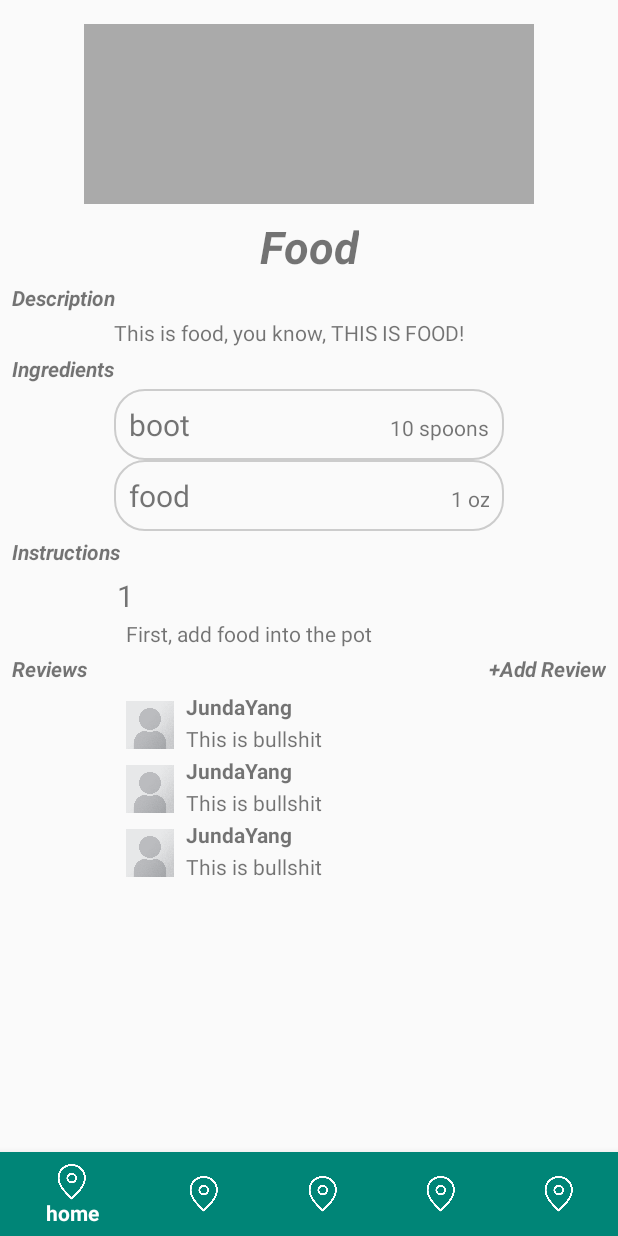
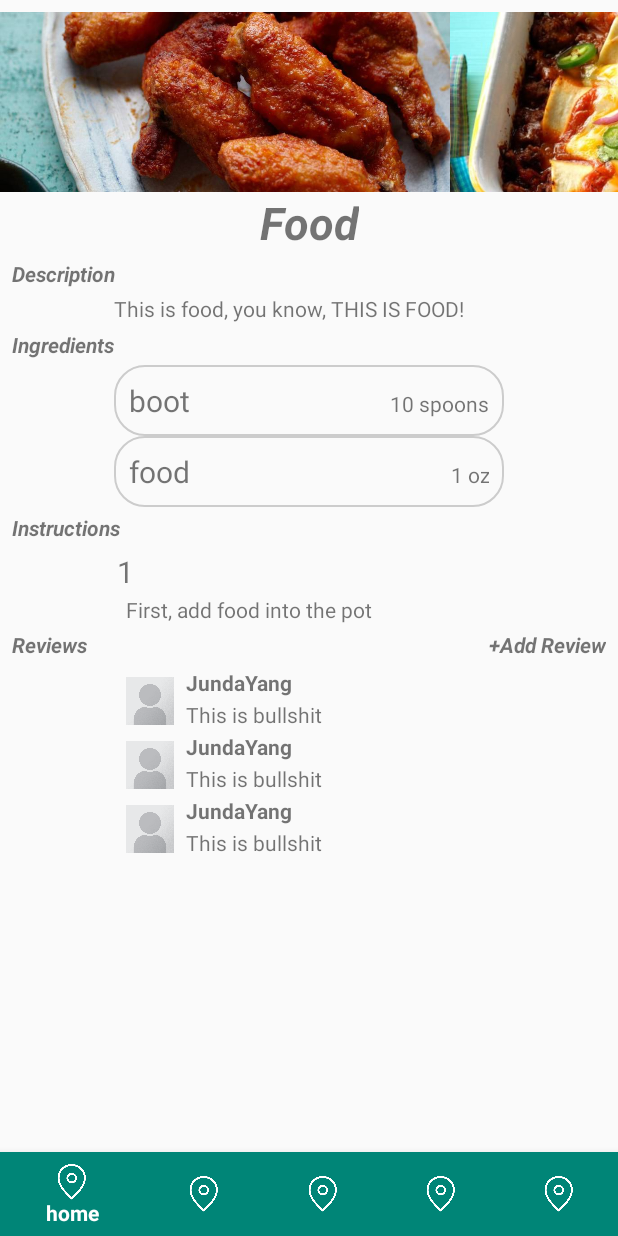
Before and after one commit to limu1928/RecipeHub, an Android app: the MainActivity screen opened directly, with no data from a screen before it, after a tap on an icon or button, on a phone screen of 412 x 824 dp. Run offline under Robolectric (Android 15) with nearby library versions, the phone set to English and light mode, and no system bars.

Commit message:
UI optimization

```diff
--- a/app/src/main/java/edu/neu/recipehub/MainActivity.java
+++ b/app/src/main/java/edu/neu/recipehub/MainActivity.java
@@ -1,11 +1,15 @@
 package edu.neu.recipehub;
 
 import android.content.Context;
+import android.hardware.Sensor;
+import android.hardware.SensorListener;
+import android.hardware.SensorManager;
 import android.support.annotation.NonNull;
 import android.support.design.widget.BottomNavigationView;
 import android.support.v4.app.Fragment;
 import android.support.v4.app.FragmentManager;
 import android.support.v4.app.FragmentTransaction;
+import android.support.v7.app.AlertDialog;
 import android.support.v7.app.AppCompatActivity;
 import android.os.Bundle;
 import android.view.MenuItem;
@@ -17,14 +21,16 @@ import edu.neu.recipehub.fragments.HomeFragment;
 import edu.neu.recipehub.fragments.UserCenterFragment;
 import edu.neu.recipehub.objects.User;
 import edu.neu.recipehub.users.UserEntry;
+import edu.neu.recipehub.utils.UIUtils;
 
 public class MainActivity extends AppCompatActivity
-    implements HomeFragment.OnFragmentInteractionListener,
-                UserCenterFragment.OnFragmentInteractionListener{
+    implements SensorListener,
+            HomeFragment.OnFragmentInteractionListener,
+            UserCenterFragment.OnFragmentInteractionListener{
 
 
     public static final String USER_NAME = "userName";
-
+    private static final float SHAKE_THRESHOLD = 1;
 
     private User mCurrentUser;
 
@@ -33,12 +39,20 @@ public class MainActivity extends AppCompatActivity
     private FragmentManager mFragmentManager;
     private BottomNavigationView mBottomNavigationView;
 
+    private SensorManager mSensorManager;
+    private float mXLocation;
+    private float mYLocation;
+    private float mZLocation;
+    private long mLastUpdate;
+
     @Override
     protected void onCreate(Bundle savedInstanceState) {
         super.onCreate(savedInstanceState);
         setContentView(R.layout.activity_main);
         getUser(getIntent().getStringExtra(UserEntry.USER_NAME));
         initializeBottomNavigationView();
+        mSensorManager = (SensorManager) getSystemService(SENSOR_SERVICE);
+        mSensorManager.registerListener(this,SensorManager.SENSOR_ACCELEROMETER);
     }
 
     private void initializeBottomNavigationView(){
@@ -69,8 +83,7 @@ public class MainActivity extends AppCompatActivity
                         mFragment = UserCenterFragment.newInstance(mCurrentUser);
                         break;
                 }
-                final FragmentTransaction transaction = mFragmentManager.beginTransaction();
-                transaction.replace(R.id.fragmentFrameLayout, mFragment).commit();
+                changeCurrentFragment(mFragment);
                 return true;
             }
         });
@@ -85,6 +98,12 @@ public class MainActivity extends AppCompatActivity
         mCurrentUser = new User(userName);
     }
 
+    private void showDialog(){
+        AlertDialog.Builder builder = new AlertDialog.Builder(this);
+        builder.setMessage("It is a dialog");
+        builder.show();
+    }
+
 
     @Override
     public void changeFragmentInHomeFragment(Fragment fragment) {
@@ -95,4 +114,39 @@ public class MainActivity extends AppCompatActivity
     public void logOut() {
         finish();
     }
+
+    @Override
+    public void onAccuracyChanged(int sensor, int accuracy) {
+    }
+
+    @Override
+    public void onSensorChanged(int sensor, float[] values) {
+        if (sensor == SensorManager.SENSOR_ACCELEROMETER){
+            long currentTime = System.currentTimeMillis();
+            long diffTime = currentTime - mLastUpdate;
+
+            if (diffTime>1000){
+                mLastUpdate = currentTime;
+                float x = values[SensorManager.DATA_X];
+                float y = values[SensorManager.DATA_Y];
+                float z = values[SensorManager.DATA_Z];
+
+                float speed = (Math.abs(x+y+z - mXLocation - mYLocation - mZLocation) / diffTime) * 10000;
+                if (speed > SHAKE_THRESHOLD) {
+                    UIUtils.showToast(this,"!23");
+                    showDialog();
+                }
+
+                mXLocation = x;
+                mYLocation = y;
+                mZLocation = z;
+            }
+        }
+    }
+
+
+
+    public User getmCurrentUser() {
+        return mCurrentUser;
+    }
 }
--- a/app/src/main/java/edu/neu/recipehub/fragments/RecipeFragment.java
+++ b/app/src/main/java/edu/neu/recipehub/fragments/RecipeFragment.java
@@ -6,6 +6,7 @@ import android.net.Uri;
 import android.os.Bundle;
 import android.support.v4.app.Fragment;
 import android.support.v7.app.AlertDialog;
+import android.support.v7.widget.LinearLayoutCompat;
 import android.support.v7.widget.LinearLayoutManager;
 import android.support.v7.widget.RecyclerView;
 import android.view.LayoutInflater;
@@ -15,11 +16,18 @@ import android.widget.EditText;
 import android.widget.ImageView;
 import android.widget.TextView;
 
+import java.util.ArrayList;
+import java.util.List;
+
+import edu.neu.recipehub.MainActivity;
 import edu.neu.recipehub.R;
+import edu.neu.recipehub.fragments.adapters.IngredientsAdapter;
+import edu.neu.recipehub.fragments.adapters.InstructionsAdapter;
+import edu.neu.recipehub.fragments.adapters.RecipePhotosAdapter;
+import edu.neu.recipehub.fragments.adapters.ReviewsAdapter;
 import edu.neu.recipehub.objects.Recipe;
 import edu.neu.recipehub.objects.Review;
 import edu.neu.recipehub.objects.User;
-import edu.neu.recipehub.utils.UIUtils;
 
 public class RecipeFragment extends Fragment {
 
@@ -31,6 +39,8 @@ public class RecipeFragment extends Fragment {
     private OnFragmentInteractionListener mListener;
 
     private ImageView mRecipePhotoImageView;
+
+    private RecyclerView mRecipePhotosRecyclerView;
 
     private TextView mRecipeNameTextView;
 
@@ -96,7 +106,20 @@ public class RecipeFragment extends Fragment {
     }
 
     public void initializeView(){
-        mRecipePhotoImageView = getView().findViewById(R.id.recipePhotoImageView);
+//        mRecipePhotoImageView = getView().findViewById(R.id.recipePhotoImageView);
+
+        mRecipePhotosRecyclerView = getView().findViewById(R.id.recipePhotosRecyclerView);
+
+        List<Integer> dummyList = new ArrayList<>();
+
+        dummyList.add(R.drawable.hottest_this_weak);
+        dummyList.add(R.drawable.highest_rated);
+
+        RecipePhotosAdapter recipePhotosAdapter = new RecipePhotosAdapter(dummyList);
+
+        mRecipePhotosRecyclerView.setAdapter(recipePhotosAdapter);
+
+        mRecipePhotosRecyclerView.setLayoutManager(new LinearLayoutManager(getActivity(),LinearLayoutCompat.HORIZONTAL,false));
 
         mRecipeNameTextView = getView().findViewById(R.id.recipeNameTextView);
 
@@ -150,7 +173,7 @@ public class RecipeFragment extends Fragment {
         alert.setPositiveButton("Ok", new DialogInterface.OnClickListener() {
             public void onClick(DialogInterface dialog, int whichButton) {
                 String reviewString = input.getText().toString();
-                mRecipe.mReviews.add(new Review(User.getDummyUser(),reviewString));
+                mRecipe.mReviews.add(new Review(((MainActivity)getActivity()).getmCurrentUser(),reviewString));
 //                mReviewsAdapter.notifyItemInserted(mRecipe.mReviews.size());
                 mReviewsRecyclerView.setAdapter(new ReviewsAdapter(mRecipe.mReviews));
 
--- /dev/null
+++ b/app/src/main/java/edu/neu/recipehub/fragments/adapters/IngredientsAdapter.java
@@ -0,0 +1,66 @@
+package edu.neu.recipehub.fragments.adapters;
+
+import android.support.v7.widget.RecyclerView;
+import android.view.LayoutInflater;
+import android.view.View;
+import android.view.ViewGroup;
+import android.widget.TextView;
+
+import java.util.ArrayList;
+import java.util.List;
+import java.util.Map;
+
+import edu.neu.recipehub.R;
+
+public class IngredientsAdapter extends RecyclerView.Adapter<IngredientsAdapter.ViewHolder> {
+    private List<Map.Entry<String,String>> mIngredients;
+
+    // Provide a reference to the views for each data item
+    // Complex data items may need more than one view per item, and
+    // you provide access to all the views for a data item in a view holder
+    public static class ViewHolder extends RecyclerView.ViewHolder {
+        // each data item is just a string in this case
+        public TextView mIngredientTextView;
+        public TextView mAmountTextView;
+        public ViewHolder(View view) {
+            super(view);
+            mIngredientTextView = view.findViewById(R.id.ingredientTextView);
+            mAmountTextView = view.findViewById(R.id.ingredientAmountTextView);
+        }
+    }
+
+    // Provide a suitable constructor (depends on the kind of dataset)
+    public IngredientsAdapter(Map<String,String> ingredients) {
+        mIngredients = new ArrayList<>();
+        mIngredients.addAll(ingredients.entrySet());
+    }
+
+    // Create new views (invoked by the layout manager)
+    @Override
+    public ViewHolder onCreateViewHolder(ViewGroup parent,
+                                         int viewType) {
+        // create a new view
+        View view = LayoutInflater.from(parent.getContext())
+                .inflate(R.layout.ingredients_recyclerview_row, parent, false);
+        //
+        ViewHolder viewHolder = new ViewHolder(view);
+        return viewHolder;
+    }
+
+    // Replace the contents of a view (invoked by the layout manager)
+    @Override
+    public void onBindViewHolder(ViewHolder holder, int position) {
+        // - get element from your dataset at this position
+        // - replace the contents of the view with that element
+        Map.Entry<String,String> entry = mIngredients.get(position);
+        holder.mIngredientTextView.setText(entry.getKey());
+        holder.mAmountTextView.setText(entry.getValue());
+
+    }
+
+    // Return the size of your dataset (invoked by the layout manager)
+    @Override
+    public int getItemCount() {
+        return mIngredients.size();
+    }
+}
--- a/app/src/main/java/edu/neu/recipehub/fragments/IngredientsAdapter.java
+++ b/app/src/main/java/edu/neu/recipehub/fragments/adapters/InstructionsAdapter.java
@@ -1,4 +1,4 @@
-package edu.neu.recipehub.fragments;
+package edu.neu.recipehub.fragments.adapters;
 
 import android.support.v7.widget.RecyclerView;
 import android.view.LayoutInflater;
@@ -8,31 +8,29 @@ import android.widget.TextView;
 
 import java.util.ArrayList;
 import java.util.List;
-import java.util.Map;
 
 import edu.neu.recipehub.R;
 
-public class IngredientsAdapter extends RecyclerView.Adapter<IngredientsAdapter.ViewHolder> {
-    private List<Map.Entry<String,String>> mIngredients;
+public class InstructionsAdapter extends RecyclerView.Adapter<InstructionsAdapter.ViewHolder> {
+    private List<String> mInstructions;
 
     // Provide a reference to the views for each data item
     // Complex data items may need more than one view per item, and
     // you provide access to all the views for a data item in a view holder
     public static class ViewHolder extends RecyclerView.ViewHolder {
         // each data item is just a string in this case
-        public TextView mIngredientTextView;
-        public TextView mAmountTextView;
+        public TextView mCounterTextView;
+        public TextView mInstructionContentTextView;
         public ViewHolder(View view) {
             super(view);
-            mIngredientTextView = view.findViewById(R.id.ingredientTextView);
-            mAmountTextView = view.findViewById(R.id.ingredientAmountTextView);
+            mCounterTextView = view.findViewById(R.id.counterTextView);
+            mInstructionContentTextView = view.findViewById(R.id.instructionContentTextView);
         }
     }
 
     // Provide a suitable constructor (depends on the kind of dataset)
-    public IngredientsAdapter(Map<String,String> ingredients) {
-        mIngredients = new ArrayList<>();
-        mIngredients.addAll(ingredients.entrySet());
+    public InstructionsAdapter(List<String> instructions) {
+        mInstructions = new ArrayList<>(instructions);
     }
 
     // Create new views (invoked by the layout manager)
@@ -41,7 +39,7 @@ public class IngredientsAdapter extends RecyclerView.Adapter<IngredientsAdapter.
                                          int viewType) {
         // create a new view
         View view = LayoutInflater.from(parent.getContext())
-                .inflate(R.layout.ingredients_recyclerview_row, parent, false);
+                .inflate(R.layout.instructions_recyclerview_row, parent, false);
         //
         ViewHolder viewHolder = new ViewHolder(view);
         return viewHolder;
@@ -52,15 +50,13 @@ public class IngredientsAdapter extends RecyclerView.Adapter<IngredientsAdapter.
     public void onBindViewHolder(ViewHolder holder, int position) {
         // - get element from your dataset at this position
         // - replace the contents of the view with that element
-        Map.Entry<String,String> entry = mIngredients.get(position);
-        holder.mIngredientTextView.setText(entry.getKey());
-        holder.mAmountTextView.setText(entry.getValue());
-
+        holder.mCounterTextView.setText(String.valueOf(position+1));
+        holder.mInstructionContentTextView.setText(mInstructions.get(position));
     }
 
     // Return the size of your dataset (invoked by the layout manager)
     @Override
     public int getItemCount() {
-        return mIngredients.size();
+        return mInstructions.size();
     }
 }
--- a/app/src/main/java/edu/neu/recipehub/fragments/InstructionsAdapter.java
+++ b/app/src/main/java/edu/neu/recipehub/fragments/adapters/RecipePhotosAdapter.java
@@ -1,9 +1,10 @@
-package edu.neu.recipehub.fragments;
+package edu.neu.recipehub.fragments.adapters;
 
 import android.support.v7.widget.RecyclerView;
 import android.view.LayoutInflater;
 import android.view.View;
 import android.view.ViewGroup;
+import android.widget.ImageView;
 import android.widget.TextView;
 
 import java.util.ArrayList;
@@ -12,26 +13,24 @@ import java.util.Map;
 
 import edu.neu.recipehub.R;
 
-public class InstructionsAdapter extends RecyclerView.Adapter<InstructionsAdapter.ViewHolder> {
-    private List<String> mInstructions;
+public class RecipePhotosAdapter extends RecyclerView.Adapter<RecipePhotosAdapter.ViewHolder> {
+    private List<Integer> mPhotosId;
 
     // Provide a reference to the views for each data item
     // Complex data items may need more than one view per item, and
     // you provide access to all the views for a data item in a view holder
     public static class ViewHolder extends RecyclerView.ViewHolder {
         // each data item is just a string in this case
-        public TextView mCounterTextView;
-        public TextView mInstructionContentTextView;
+        public ImageView mPhotoImageView;
         public ViewHolder(View view) {
             super(view);
-            mCounterTextView = view.findViewById(R.id.counterTextView);
-            mInstructionContentTextView = view.findViewById(R.id.instructionContentTextView);
+            mPhotoImageView = view.findViewById(R.id.recipePhotoImageView);
         }
     }
 
     // Provide a suitable constructor (depends on the kind of dataset)
-    public InstructionsAdapter(List<String> instructions) {
-        mInstructions = new ArrayList<>(instructions);
+    public RecipePhotosAdapter(List<Integer> photosId) {
+        mPhotosId = photosId;
     }
 
     // Create new views (invoked by the layout manager)
@@ -40,7 +39,7 @@ public class InstructionsAdapter extends RecyclerView.Adapter<InstructionsAdapte
                                          int viewType) {
         // create a new view
         View view = LayoutInflater.from(parent.getContext())
-                .inflate(R.layout.instructions_recyclerview_row, parent, false);
+                .inflate(R.layout.photos_recyclerview_row, parent, false);
         //
         ViewHolder viewHolder = new ViewHolder(view);
         return viewHolder;
@@ -51,13 +50,13 @@ public class InstructionsAdapter extends RecyclerView.Adapter<InstructionsAdapte
     public void onBindViewHolder(ViewHolder holder, int position) {
         // - get element from your dataset at this position
         // - replace the contents of the view with that element
-        holder.mCounterTextView.setText(String.valueOf(position+1));
-        holder.mInstructionContentTextView.setText(mInstructions.get(position));
+        int id = mPhotosId.get(position);
+        holder.mPhotoImageView.setImageResource(id);
     }
 
     // Return the size of your dataset (invoked by the layout manager)
     @Override
     public int getItemCount() {
-        return mInstructions.size();
+        return mPhotosId.size();
     }
 }
--- a/app/src/main/java/edu/neu/recipehub/fragments/ReviewsAdapter.java
+++ b/app/src/main/java/edu/neu/recipehub/fragments/adapters/ReviewsAdapter.java
@@ -1,6 +1,5 @@
-package edu.neu.recipehub.fragments;
+package edu.neu.recipehub.fragments.adapters;
 
-import android.media.Image;
 import android.support.v7.widget.RecyclerView;
 import android.view.LayoutInflater;
 import android.view.View;
--- a/app/src/main/res/layout/fragment_recipe.xml
+++ b/app/src/main/res/layout/fragment_recipe.xml
@@ -16,15 +16,14 @@
             android:layout_width="match_parent"
             android:layout_height="wrap_content">
 
-            <ImageView
-                android:id="@+id/recipePhotoImageView"
-                android:layout_width="300dp"
-                android:layout_height="120dp"
+
+            <android.support.v7.widget.RecyclerView
+                android:id="@+id/recipePhotosRecyclerView"
+                android:layout_width="wrap_content"
+                android:layout_height="wrap_content"
                 android:layout_marginStart="8dp"
-                android:layout_marginTop="16dp"
+                android:layout_marginTop="8dp"
                 android:layout_marginEnd="8dp"
-                android:scaleType="centerCrop"
-                android:src="@android:color/darker_gray"
                 app:layout_constraintEnd_toEndOf="parent"
                 app:layout_constraintStart_toStartOf="parent"
                 app:layout_constraintTop_toTopOf="parent" />
@@ -34,14 +33,13 @@
                 android:layout_width="wrap_content"
                 android:layout_height="wrap_content"
                 android:layout_marginStart="8dp"
-                android:layout_marginTop="8dp"
                 android:layout_marginEnd="8dp"
                 android:text="TextView"
                 android:textSize="30sp"
                 android:textStyle="bold|italic"
                 app:layout_constraintEnd_toEndOf="parent"
                 app:layout_constraintStart_toStartOf="parent"
-                app:layout_constraintTop_toBottomOf="@+id/recipePhotoImageView" />
+                app:layout_constraintTop_toBottomOf="@+id/recipePhotosRecyclerView" />
 
             <TextView
                 android:id="@+id/descriptionTitleTextView"
--- /dev/null
+++ b/app/src/main/res/layout/photos_recyclerview_row.xml
@@ -0,0 +1,12 @@
+<?xml version="1.0" encoding="utf-8"?>
+<FrameLayout xmlns:android="http://schemas.android.com/apk/res/android"
+    android:layout_width="wrap_content"
+    android:layout_height="wrap_content">
+
+    <ImageView
+        android:id="@+id/recipePhotoImageView"
+        android:layout_width="300dp"
+        android:layout_height="120dp"
+        android:scaleType="centerCrop"
+        android:src="@android:color/darker_gray" />
+</FrameLayout>
```
Also changed, not shown: app/src/main/java/edu/neu/recipehub/fragments/UserCenterFragment.java (+24 -0 lines).
